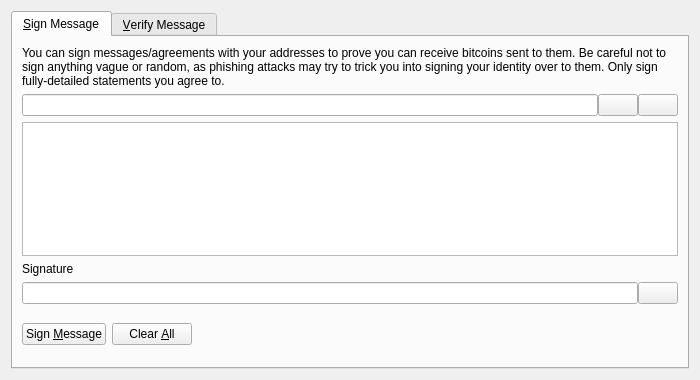
Old version of the form src/qt/forms/signverifymessagedialog.ui in the repository adm2018/curium.
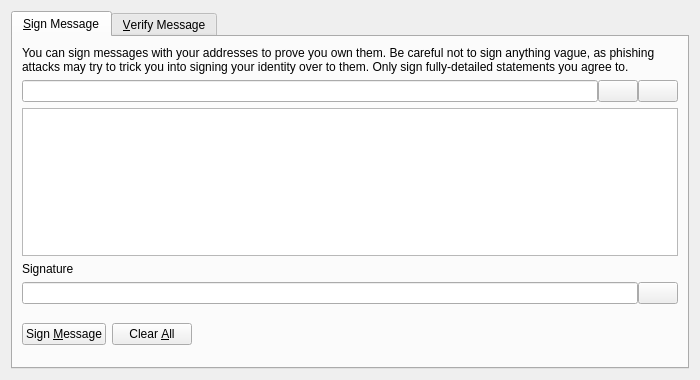
New version of the form. Icons and pictures are not drawn. Custom widgets are drawn as their Qt base class.

What changed in the file:
```diff
--- a/src/qt/forms/signverifymessagedialog.ui
+++ b/src/qt/forms/signverifymessagedialog.ui
@@ -30,7 +30,7 @@
        <item>
         <widget class="QLabel" name="infoLabel_SM">
          <property name="text">
-          <string>You can sign messages/agreements with your addresses to prove you can receive bitcoins sent to them. Be careful not to sign anything vague or random, as phishing attacks may try to trick you into signing your identity over to them. Only sign fully-detailed statements you agree to.</string>
+          <string>You can sign messages with your addresses to prove you own them. Be careful not to sign anything vague, as phishing attacks may try to trick you into signing your identity over to them. Only sign fully-detailed statements you agree to.</string>
          </property>
          <property name="textFormat">
           <enum>Qt::PlainText</enum>
```
Left out of the diff: 34 changed lines with no effect on the pictures.
